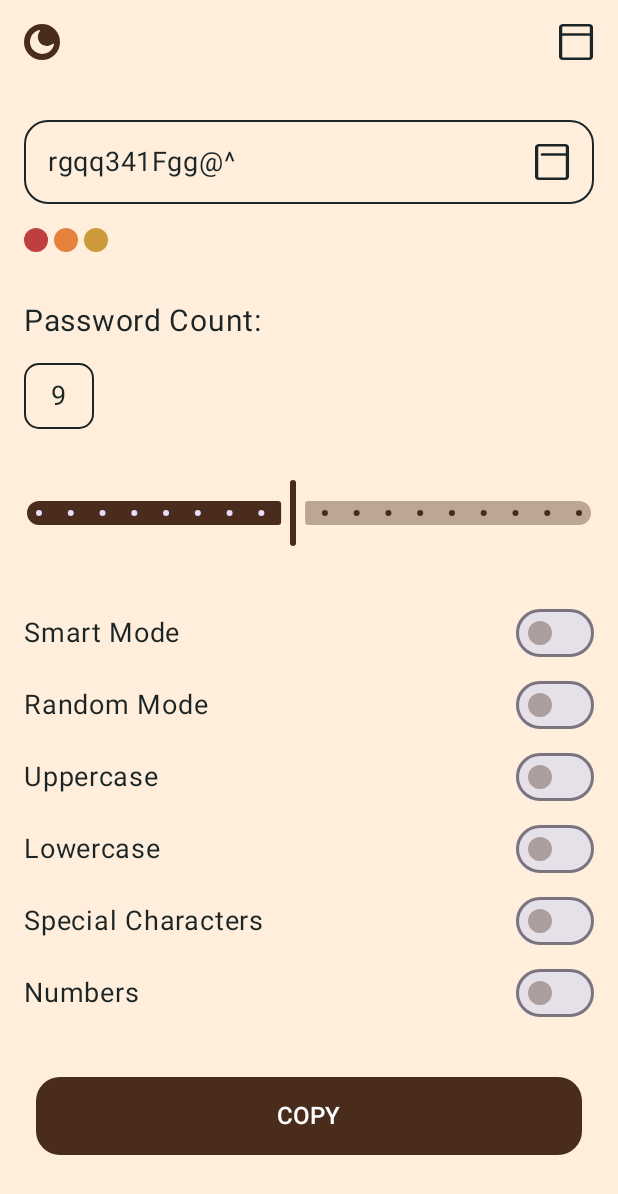
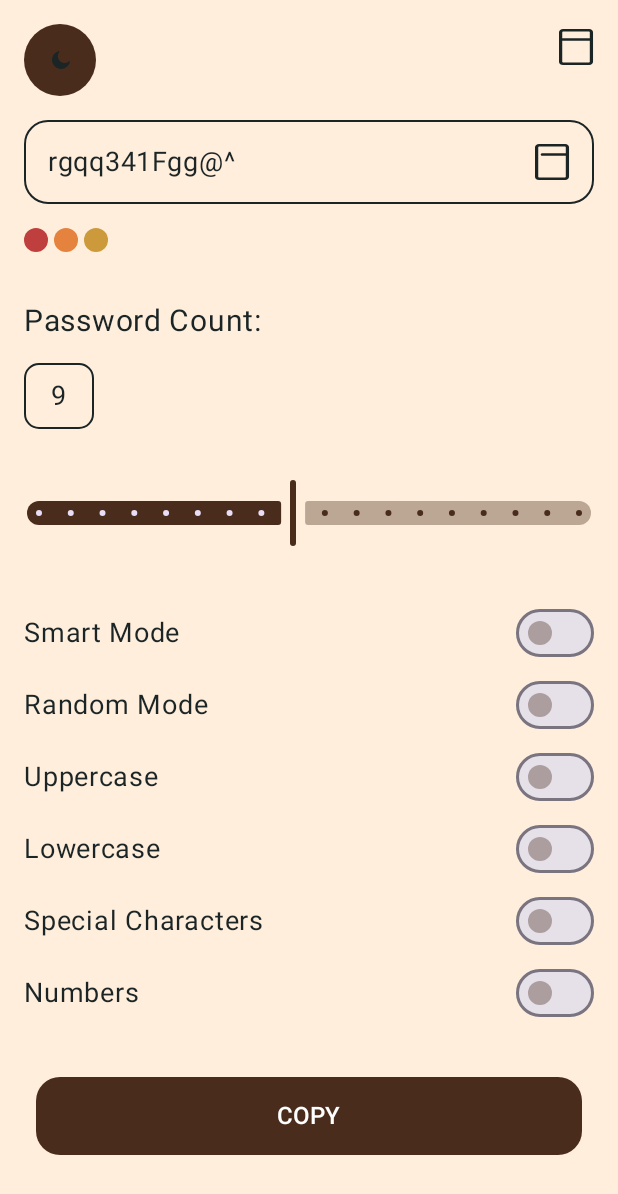
Before and after one commit to iAmEben/KeySmith, an Android app built with Jetpack Compose: the screen it shows after launch (MainActivity), on a phone screen of 412 x 824 dp. Shown: the top 1194 px of the screen. Run offline under Robolectric (Android 15) with nearby library versions, the phone set to English and light mode, and no system bars; our stand-ins replace Dagger/Hilt's generated code; 2 statements that could not run were skipped.

Commit message:
Added functions to enable theme switch on button click

```diff
--- a/app/src/main/java/com/iameben/keysmith/MainActivity.kt
+++ b/app/src/main/java/com/iameben/keysmith/MainActivity.kt
@@ -4,9 +4,16 @@ import android.os.Bundle
 import androidx.activity.ComponentActivity
 import androidx.activity.compose.setContent
 import androidx.activity.enableEdgeToEdge
+import androidx.compose.foundation.isSystemInDarkTheme
+import androidx.compose.runtime.LaunchedEffect
+import androidx.compose.runtime.collectAsState
+import androidx.compose.runtime.getValue
+import androidx.compose.runtime.setValue
 import androidx.core.splashscreen.SplashScreen.Companion.installSplashScreen
+import androidx.hilt.navigation.compose.hiltViewModel
 import androidx.navigation.compose.rememberNavController
 import com.iameben.keysmith.navigation.NavGraph
+import com.iameben.keysmith.ui.screen.main.ThemeViewmodel
 import com.iameben.keysmith.ui.theme.KeySmithTheme
 import dagger.hilt.android.AndroidEntryPoint
 
@@ -21,10 +28,19 @@ class MainActivity : ComponentActivity() {
         super.onCreate(savedInstanceState)
         enableEdgeToEdge()
         setContent {
-            KeySmithTheme {
+            val themeViewmodel: ThemeViewmodel = hiltViewModel()
+            val isDark by themeViewmodel.isDarkTheme.collectAsState()
+            val isSystemInDarkTheme = isSystemInDarkTheme()
+
+            LaunchedEffect(Unit) {
+                themeViewmodel.initializeTheme(isSystemInDarkTheme)
+            }
+
+            KeySmithTheme(darkTheme = isDark) {
                 val navController = rememberNavController()
                 NavGraph(
-                    navController = navController
+                    navController = navController,
+                    themeViewmodel = themeViewmodel
                 )
             }
         }
--- a/app/src/main/java/com/iameben/keysmith/ui/screen/main/MainScreen.kt
+++ b/app/src/main/java/com/iameben/keysmith/ui/screen/main/MainScreen.kt
@@ -1,10 +1,12 @@
 package com.iameben.keysmith.ui.screen.main
 
+import androidx.compose.animation.core.animateFloatAsState
 import androidx.compose.foundation.Image
 import androidx.compose.foundation.background
 import androidx.compose.foundation.clickable
 import androidx.compose.foundation.isSystemInDarkTheme
 import androidx.compose.foundation.layout.Arrangement
+import androidx.compose.foundation.layout.Box
 import androidx.compose.foundation.layout.Column
 import androidx.compose.foundation.layout.Row
 import androidx.compose.foundation.layout.WindowInsets
@@ -15,10 +17,15 @@ import androidx.compose.foundation.layout.height
 import androidx.compose.foundation.layout.padding
 import androidx.compose.foundation.layout.safeDrawing
 import androidx.compose.foundation.layout.size
+import androidx.compose.foundation.layout.wrapContentHeight
+import androidx.compose.foundation.layout.wrapContentSize
 import androidx.compose.foundation.rememberScrollState
+import androidx.compose.foundation.shape.CircleShape
 import androidx.compose.foundation.shape.RoundedCornerShape
 import androidx.compose.foundation.verticalScroll
 import androidx.compose.material3.Button
+import androidx.compose.material3.Icon
+import androidx.compose.material3.IconButton
 import androidx.compose.material3.MaterialTheme
 import androidx.compose.material3.Slider
 import androidx.compose.material3.SliderDefaults
@@ -30,8 +37,11 @@ import androidx.compose.runtime.mutableFloatStateOf
 import androidx.compose.runtime.mutableStateOf
 import androidx.compose.runtime.remember
 import androidx.compose.runtime.setValue
+import androidx.compose.ui.Alignment
 import androidx.compose.ui.Modifier
+import androidx.compose.ui.draw.clip
 import androidx.compose.ui.graphics.ColorFilter
+import androidx.compose.ui.graphics.graphicsLayer
 import androidx.compose.ui.res.painterResource
 import androidx.compose.ui.tooling.preview.Preview
 import androidx.compose.ui.unit.dp
@@ -45,6 +55,7 @@ import com.iameben.keysmith.ui.components.PasswordIndicator
 import com.iameben.keysmith.ui.components.RowStrokedRounded
 import com.iameben.keysmith.ui.theme.DeepRed
 import com.iameben.keysmith.ui.theme.Gold
+import com.iameben.keysmith.ui.theme.KeySmithTheme
 import com.iameben.keysmith.ui.theme.Orange
 import com.iameben.keysmith.ui.theme.Red
 import com.iameben.keysmith.ui.theme.RusticOrange
@@ -61,6 +72,10 @@ fun MainScreen(
     var sliderValue by remember { mutableFloatStateOf(12f) }
     var smartModeEnabled by remember { mutableStateOf(true) }
     val isDarkTheme by themeViewmodel.isDarkTheme.collectAsState()
+    val themeIconId = if (isDarkTheme) R.drawable.ic_light_mode else R.drawable.ic_dark_mode
+    val copyIconId = if (isDarkTheme) R.drawable.ic_copy_dark else R.drawable.ic_copy_light
+    val rotationAngle by animateFloatAsState(targetValue = if (isDarkTheme) 180f else 0f)
+
 
     Column(
         modifier = modifier
@@ -77,37 +92,43 @@ fun MainScreen(
                 .height(30.dp),
             horizontalArrangement = Arrangement.SpaceBetween
         ) {
-            if (isSystemInDarkTheme()) {
-
-                Image(
-                    painter = painterResource(R.drawable.ic_light_mode),
-                    contentDescription = "Light mode",
-                    modifier.size(24.dp)
-                        .clickable { themeViewmodel.toggleTheme() },
-                    colorFilter = ColorFilter.tint(MaterialTheme.colorScheme.onBackground)
 
 
+
+            Box(modifier.fillMaxWidth()) {
+
+                IconButton(
+                    onClick = {themeViewmodel.toggleTheme()},
+                    modifier = modifier
+                        .wrapContentSize()
+                        .padding(top = 18.dp)
+                        .align(Alignment.CenterStart)
+                        .clip(CircleShape)
+                        .background(MaterialTheme.colorScheme.primary)
+
+                ) {
+                    Icon(
+                        painter = painterResource(id = themeIconId),
+                        contentDescription = null,
+                        tint = MaterialTheme.colorScheme.onBackground,
+                        modifier = Modifier
+                            .size(18.dp)
+                            .graphicsLayer(rotationZ = rotationAngle)
+                    )
+                }
+
+
+                Icon(
+                    painter = painterResource(R.drawable.ic_save),
+                    contentDescription = "Saved Passwords",
+                    modifier
+                        .size(24.dp)
+                        .align(Alignment.CenterEnd),
+                    tint = MaterialTheme.colorScheme.onBackground
                 )
-            }else {
-
-                CircularIcon(
-                    R.drawable.ic_dark_mode,
-                    "dark mode",
-                    modifier = modifier
-                        .clickable { themeViewmodel.toggleTheme() }
-                )
-
             }
 
 
-
-            Image(
-                painter = painterResource(R.drawable.ic_save),
-                contentDescription = "Saved Passwords",
-                modifier.size(24.dp),
-                colorFilter = ColorFilter.tint(MaterialTheme.colorScheme.onBackground)
-
-            )
         }
 
         Space(size = 34.dp)
@@ -120,27 +141,14 @@ fun MainScreen(
                 text = "rgqq341Fgg@^"
             )
 
-            if (isSystemInDarkTheme()) {
+            Icon(
+                painter = painterResource(id = copyIconId),
+                contentDescription = null,
+                tint = MaterialTheme.colorScheme.onBackground,
+                modifier = Modifier
+                    .size(24.dp)
 
-                Image(
-                    painter = painterResource(R.drawable.ic_copy_dark),
-                    contentDescription = "Copy",
-                    modifier.size(24.dp),
-                    colorFilter = ColorFilter.tint(MaterialTheme.colorScheme.onBackground)
-
-                )
-
-            } else {
-
-                Image(
-                    painter = painterResource(R.drawable.ic_copy_light),
-                    contentDescription = "Copy",
-                    modifier.size(24.dp),
-                    colorFilter = ColorFilter.tint(MaterialTheme.colorScheme.onBackground)
-
-                )
-            }
-
+            )
 
         }
 
@@ -189,6 +197,7 @@ fun MainScreen(
 
         Space()
 
+
         Slider(
             value = sliderValue,
             onValueChange = { sliderValue = it },
```
